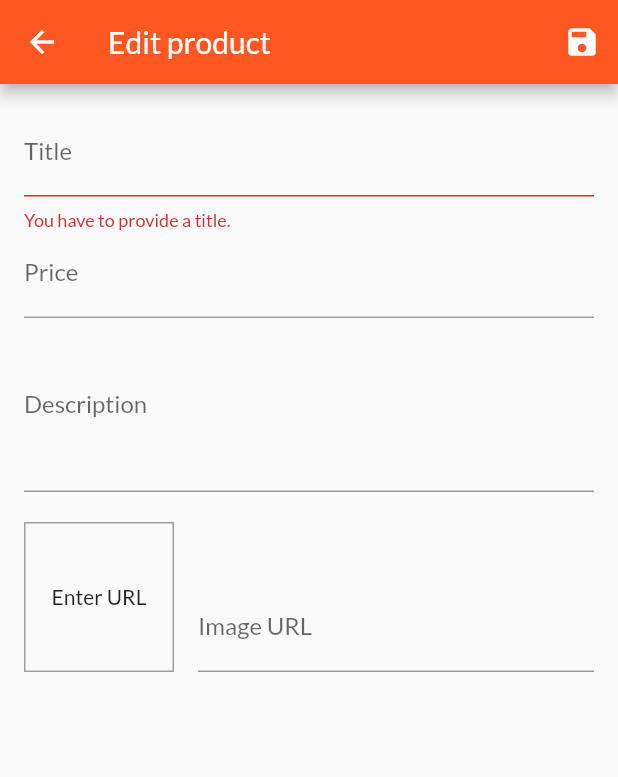
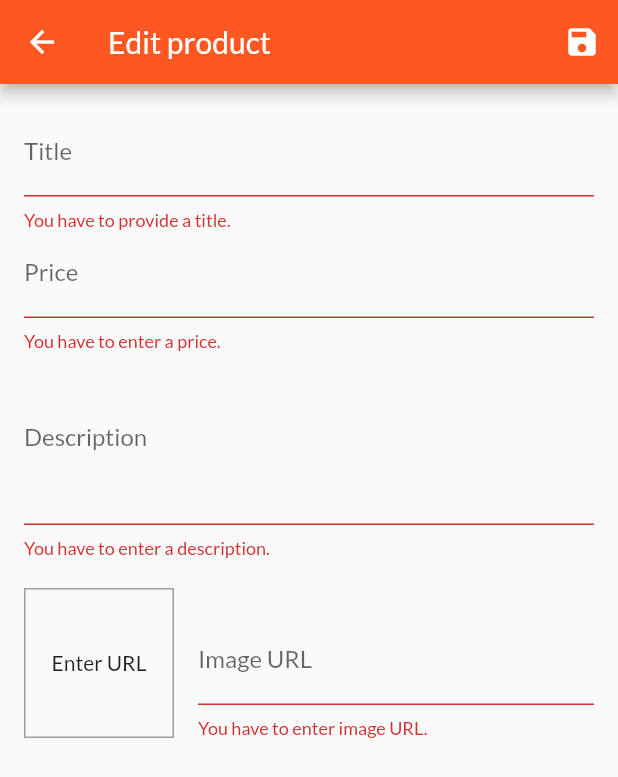
Before and after one commit to jakubjaran/shop_app, a Flutter app: the EditProductScreen screen opened by its route, after a tap on the "save" icon, on a phone screen of 412 x 824 dp. Shown: the top 777 px of the screen. Run offline on Flutter 3.47's test engine with Material 2 defaults, Android fonts, the phone set to English and light mode, and no system bars; network calls fail.

Commit message:
Form validation

```diff
--- a/lib/screens/edit_product_screen.dart
+++ b/lib/screens/edit_product_screen.dart
@@ -42,6 +42,13 @@ class _EditProductScreenState extends State<EditProductScreen> {
   }
 
   void _updateImageUrl() {
+    final value = _imageUrlController.text;
+    if ((!value.startsWith('http') && !value.startsWith('https')) ||
+        (!value.endsWith('.png') &&
+            !value.endsWith('.jpg') &&
+            !value.endsWith('.jpeg'))) {
+      return;
+    }
     setState(() {});
   }
 
@@ -116,6 +123,18 @@ class _EditProductScreenState extends State<EditProductScreen> {
                       imageUrl: _editedProduct.imageUrl,
                     );
                   },
+                  validator: (value) {
+                    if (value.isEmpty) {
+                      return 'You have to enter a price.';
+                    }
+                    if (double.tryParse(value) == null) {
+                      return 'You have to enter a valid number.';
+                    }
+                    if (double.parse(value) <= 0) {
+                      return 'Price needs to be greater than 0.';
+                    }
+                    return null;
+                  },
                 ),
                 TextFormField(
                   decoration: InputDecoration(labelText: 'Description'),
@@ -130,6 +149,15 @@ class _EditProductScreenState extends State<EditProductScreen> {
                       price: _editedProduct.price,
                       imageUrl: _editedProduct.imageUrl,
                     );
+                  },
+                  validator: (value) {
+                    if (value.isEmpty) {
+                      return 'You have to enter a description.';
+                    }
+                    if (value.length < 10) {
+                      return 'Description needs to be at least 10 characters long.';
+                    }
+                    return null;
                   },
                 ),
                 Row(
@@ -172,6 +200,21 @@ class _EditProductScreenState extends State<EditProductScreen> {
                             imageUrl: value,
                           );
                         },
+                        validator: (value) {
+                          if (value.isEmpty) {
+                            return 'You have to enter image URL.';
+                          }
+                          if (!value.startsWith('http') &&
+                              !value.startsWith('https')) {
+                            return 'You have to enter a valid URL.';
+                          }
+                          if (!value.endsWith('.png') &&
+                              !value.endsWith('.jpg') &&
+                              !value.endsWith('.jpeg')) {
+                            return 'You have to enter valid image URL.';
+                          }
+                          return null;
+                        },
                       ),
                     )
                   ],
```
